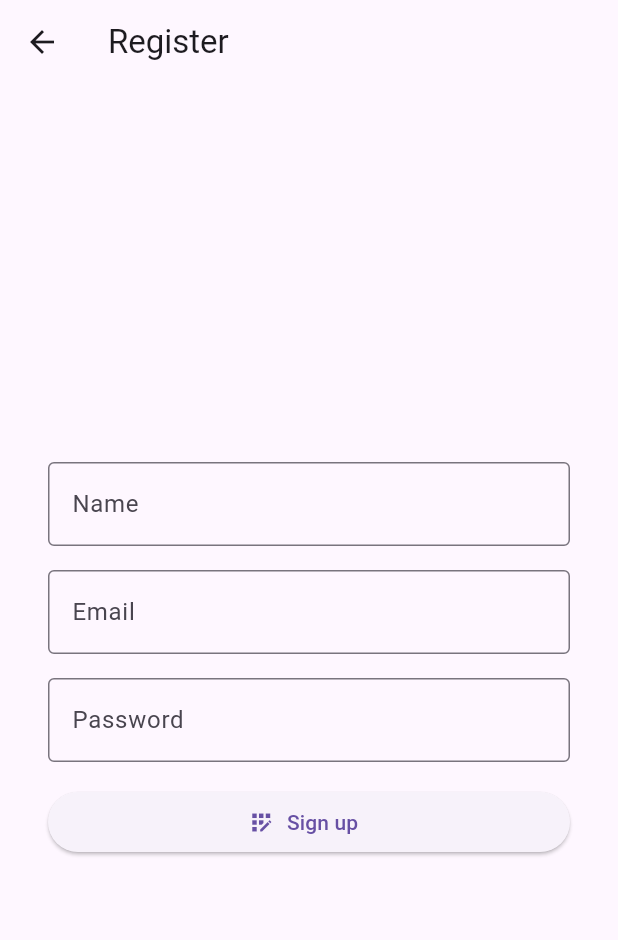
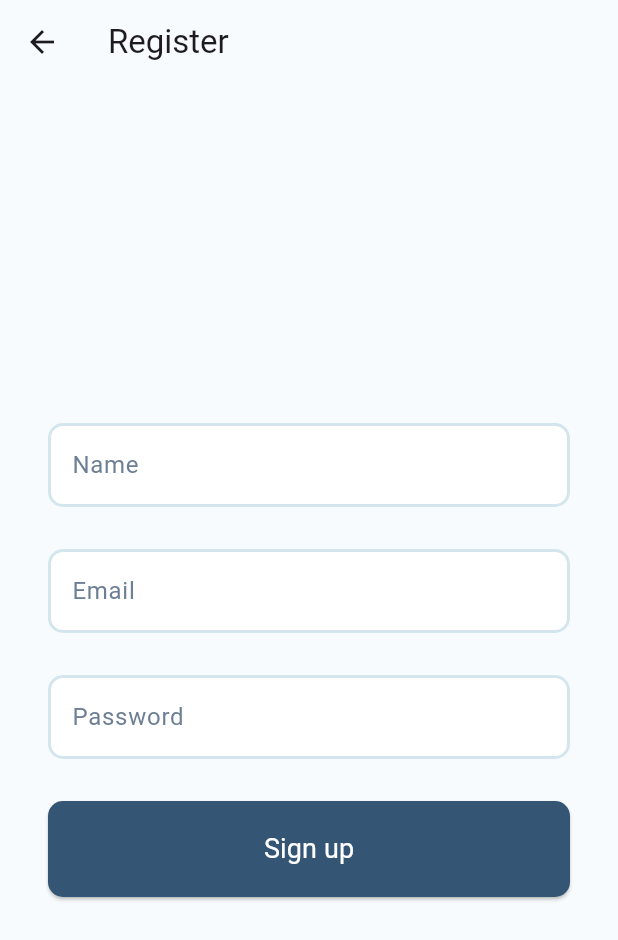
Before and after one commit to Quhaqun/MensaMatch, a Flutter app: the RegisterPage screen opened directly, on a phone screen of 412 x 824 dp. Shown: the top 940 px of the screen. Run offline on Flutter 3.47's test engine with Material 3 defaults, Android fonts, the phone set to English and light mode, and no system bars; our stand-ins replace appwrite, flutter_svg, google_fonts.

Commit message:
Added textfield and button components to register page

```diff
--- a/lib/pages/register_page.dart
+++ b/lib/pages/register_page.dart
@@ -1,7 +1,11 @@
 import 'package:appwrite/appwrite.dart';
 import 'package:mensa_match/appwrite/auth_api.dart';
 import 'package:flutter/material.dart';
+import 'package:mensa_match/components/button_primary.dart';
+import 'package:mensa_match/components/input_textfield.dart';
 import 'package:provider/provider.dart';
+
+import 'package:mensa_match/constants/colors.dart';
 
 class RegisterPage extends StatefulWidget {
   const RegisterPage({Key? key}) : super(key: key);
@@ -66,8 +70,10 @@ class _RegisterPageState extends State<RegisterPage> {
   @override
   Widget build(BuildContext context) {
     return Scaffold(
+      backgroundColor: AppColors.backgroundColorLight,
       appBar: AppBar(
         title: const Text('Register'),
+        backgroundColor: AppColors.backgroundColorLight,
       ),
       body: Center(
         child: Padding(
@@ -76,38 +82,12 @@ class _RegisterPageState extends State<RegisterPage> {
             mainAxisAlignment: MainAxisAlignment.center,
             crossAxisAlignment: CrossAxisAlignment.stretch,
             children: [
-              TextField(
-                controller: nameController,
-                decoration: const InputDecoration(
-                  labelText: 'Name',
-                  border: OutlineInputBorder(),
-                ),
-              ),
-              const SizedBox(height: 16),
-              TextField(
-                controller: emailTextController,
-                decoration: const InputDecoration(
-                  labelText: 'Email',
-                  border: OutlineInputBorder(),
-                ),
-              ),
-              const SizedBox(height: 16),
-              TextField(
-                controller: passwordTextController,
-                decoration: const InputDecoration(
-                  labelText: 'Password',
-                  border: OutlineInputBorder(),
-                ),
-                obscureText: true,
-              ),
-              const SizedBox(height: 16),
-              ElevatedButton.icon(
-                onPressed: () {
-                  createAccount();
-                },
-                icon: const Icon(Icons.app_registration),
-                label: const Text('Sign up'),
-              ),
+              input_textfield(controller: nameController, labelText: 'Name'),
+              input_textfield(
+                  controller: emailTextController, labelText: 'Email'),
+              input_textfield(
+                  controller: passwordTextController, labelText: 'Password'),
+              button_primary(buttonText: 'Sign up', onPressed: createAccount)
             ],
           ),
         ),
```
